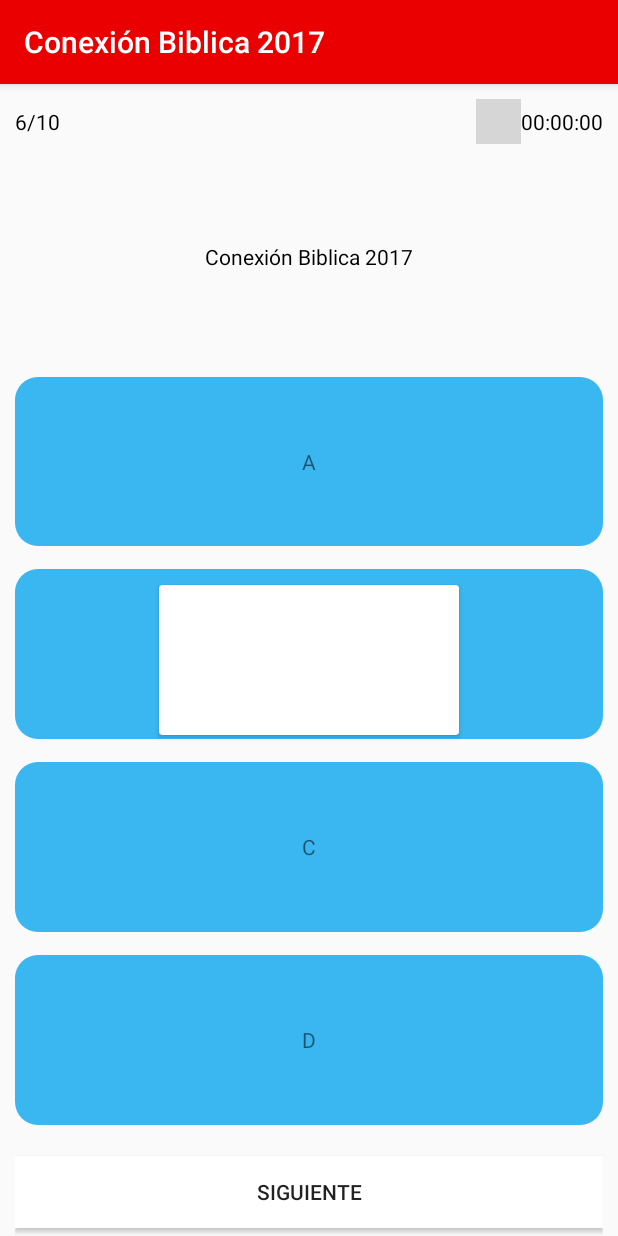
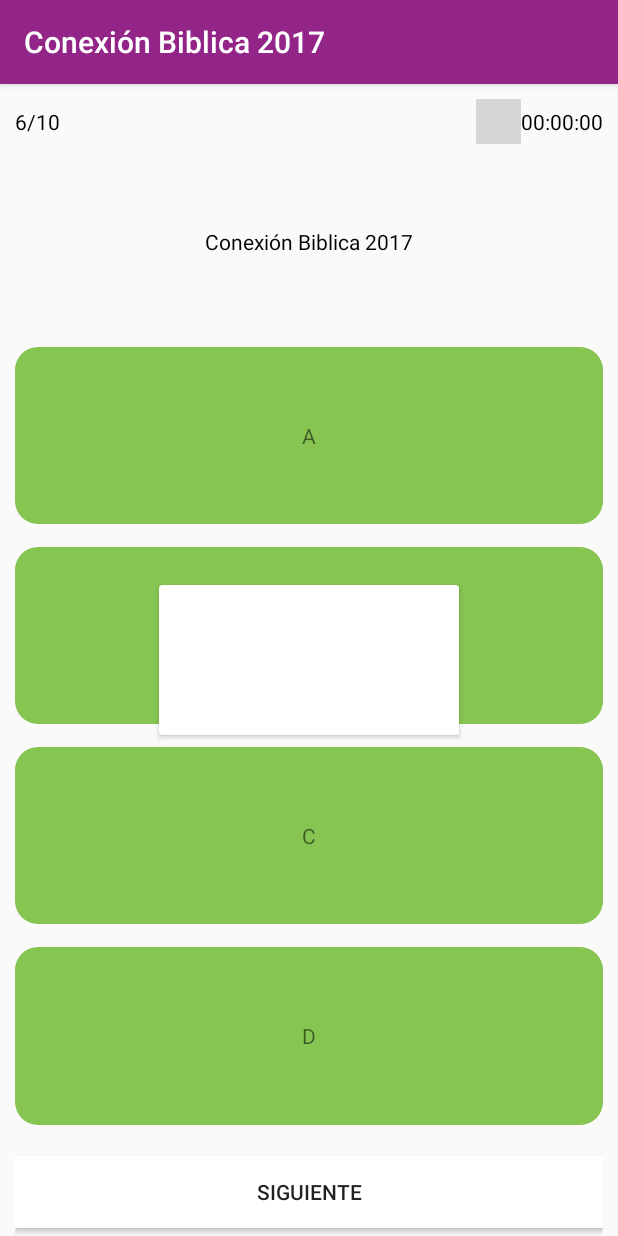
Before and after one commit to alexisriv/BoomBiblico, an Android app: the QuestionActivity screen opened directly, with no data from a screen before it, on a phone screen of 412 x 824 dp. Run offline under Robolectric (Android 15) with nearby library versions, the light colour scheme and no system bars; 2 statements that could not run were skipped; grey boxes are pictures that could not be loaded.

Commit message:
Ajustes colores de la app

```diff
--- a/app/src/main/res/layout/activity_question.xml
+++ b/app/src/main/res/layout/activity_question.xml
@@ -50,7 +50,7 @@
             </RelativeLayout>
             <RelativeLayout
                 android:layout_width="match_parent"
-                android:layout_height="150dp"
+                android:layout_height="130dp"
                 android:gravity="center"
                 android:id="@+id/question_relative_layout"
                 android:layout_below="@id/time_relative_layout">
@@ -78,6 +78,10 @@
                     android:layout_height="wrap_content"
                     android:layout_weight="1"
                     android:gravity="center"
+                    android:paddingTop="3dp"
+                    android:paddingBottom="3dp"
+                    android:paddingLeft="3dp"
+                    android:paddingRight="3dp"
                     android:layout_marginBottom="15dp"
                     android:id="@+id/option_a_linear_layout"
                     android:background="@drawable/borders_answer_no_selectec">
@@ -95,6 +99,10 @@
                     android:layout_marginBottom="15dp"
                     android:layout_weight="1"
                     android:gravity="center"
+                    android:paddingTop="3dp"
+                    android:paddingBottom="3dp"
+                    android:paddingLeft="3dp"
+                    android:paddingRight="3dp"
                     android:id="@+id/option_b_linear_layout"
                     android:background="@drawable/borders_answer_no_selectec">
                     <TextView
@@ -111,6 +119,10 @@
                     android:layout_marginBottom="15dp"
                     android:layout_weight="1"
                     android:gravity="center"
+                    android:paddingTop="3dp"
+                    android:paddingBottom="3dp"
+                    android:paddingLeft="3dp"
+                    android:paddingRight="3dp"
                     android:id="@+id/option_c_linear_layout"
                     android:background="@drawable/borders_answer_no_selectec">
                     <TextView
@@ -127,6 +139,10 @@
                     android:layout_marginBottom="15dp"
                     android:layout_weight="1"
                     android:gravity="center"
+                    android:paddingTop="3dp"
+                    android:paddingBottom="3dp"
+                    android:paddingLeft="3dp"
+                    android:paddingRight="3dp"
                     android:id="@+id/option_d_linear_layout"
                     android:background="@drawable/borders_answer_no_selectec">
 
--- a/app/src/main/res/values/colors.xml
+++ b/app/src/main/res/values/colors.xml
@@ -1,21 +1,25 @@
 <?xml version="1.0" encoding="utf-8"?>
 <resources>
-    <!--color name="colorPrimary">#3F51B5</color-->
-    <!--color name="colorPrimary">#FFCC070D</color-->
-    <color name="colorPrimary">#ea0000</color>
-    <!--color name="colorPrimaryDark">#303F9F</color-->
-    <color name="colorPrimaryDark">#af0000</color>
-    <color name="colorAccent">#3ab7f1</color>
-    <color name="colorAccentDark">#1e7da9</color>
 
-    <color name="colorNumberLevel">#ffc400</color>
-    <color name="colorNumberLevelSelected">#b78d00</color>
+    <color name="colorPrimary">#922587</color>
+    <color name="colorPrimaryLigth">#c558b7</color>
+    <color name="colorPrimaryDark">#61005a</color>
+
+    <color name="colorAccent">#87C552</color>
+    <color name="colorAccentLigth">#baf882</color>
+    <color name="colorAccentDark">#569422</color>
+
+    <color name="colorNumberLevel">#FCEE67</color>
+    <color name="colorNumberLevelSelected">#c6bc34</color>
 
     <color name="colorBase">#ffffff</color>
     <color name="colorBaseNegative">#000000</color>
 
-    <color name="colorCorrect">#2afc00</color>
+    <color name="colorCorrect">#97fc00</color>
     <color name="colorIncorrect">#fc0800</color>
 
+    <color name="k1">#FCEE67</color>
+    <color name="k2">#87C552</color>
+    <color name="k3">#922587</color>
 
 </resources>
```
